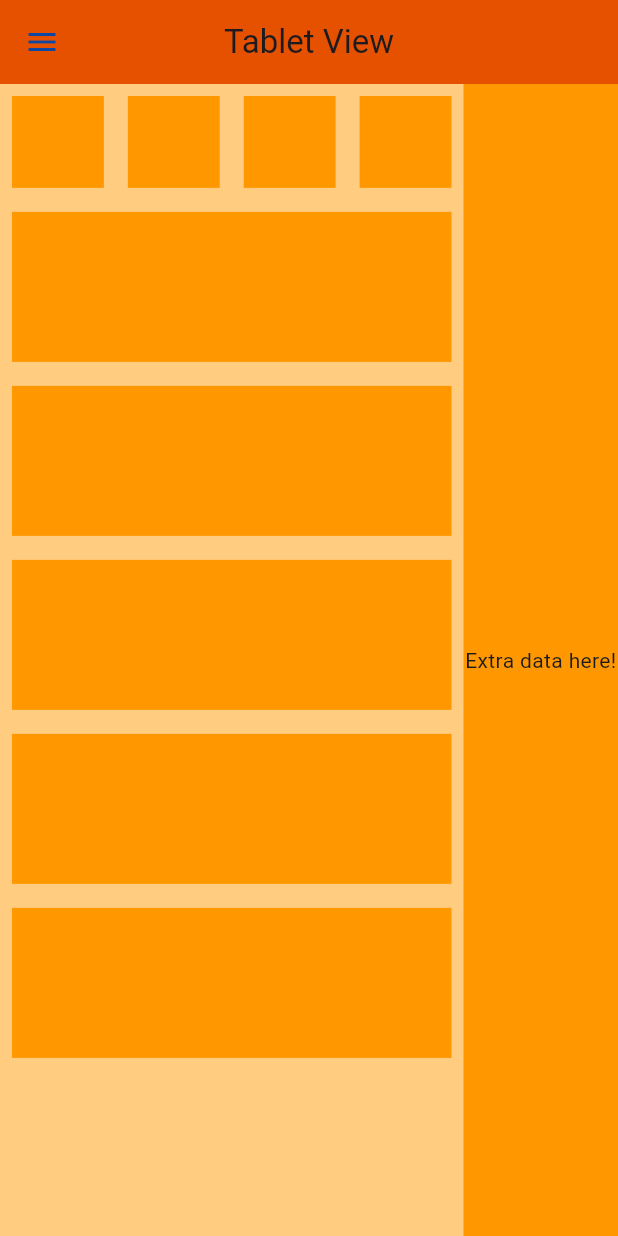
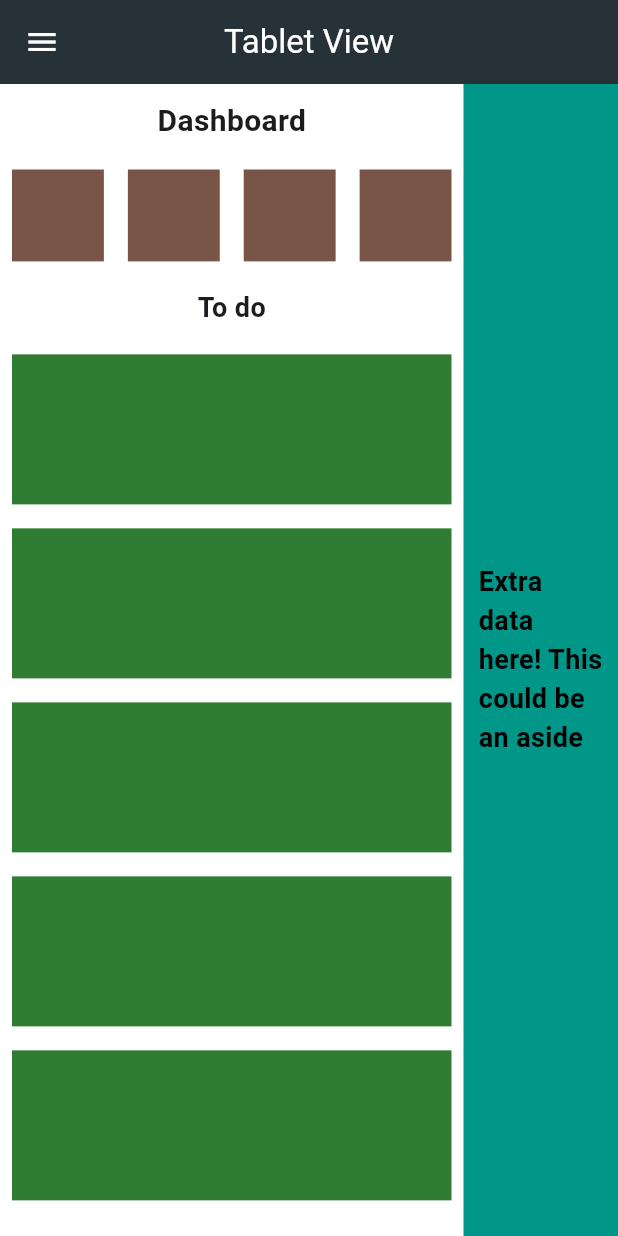
Before and after one commit to Darlington6/layout-builder_widget, a Flutter app: the TabletLayout screen opened directly, on a phone screen of 412 x 824 dp. Run offline on Flutter 3.47's test engine with Material 3 defaults, Android fonts, the phone set to English and light mode, and no system bars.

Commit message:
Feat: completed all required UI and widget implementation

```diff
--- a/lib/responsives/responsive_constraints.dart
+++ b/lib/responsives/responsive_constraints.dart
@@ -1,5 +1,6 @@
 import 'package:flutter/material.dart';
 
+// A custom widget that returns different layouts based on screen width
 class ResponsiveLayout extends StatelessWidget {
 
   final Widget mobileLayout;
@@ -16,10 +17,13 @@ class ResponsiveLayout extends StatelessWidget {
   Widget build(BuildContext context) {
     return LayoutBuilder(
       builder: (context, constraints) {
+        // If screen width is 1024px or more, show desktop layout
         if (constraints.maxWidth >= 1024) {
           return desktopLayout;
+           // If screen width is between 600px and 1023px, show tablet layout
         } else if (constraints.maxWidth >= 600) {
           return tabletLayout;
+          // If screen width is less than 600px, show mobile layout
         } else {
           return mobileLayout;
         }
--- a/lib/responsives/tablet_layout.dart
+++ b/lib/responsives/tablet_layout.dart
@@ -23,20 +23,35 @@ class _TabletScaffoldState extends State<TabletLayout> {
             flex: 3,
             child: Column(
               children: [
+                Padding(
+              padding: const EdgeInsets.all(10.0),
+              child: Text(
+                "Dashboard",
+                style: TextStyle(fontSize: 20, fontWeight: FontWeight.bold),
+              ),
+            ),
                 AspectRatio(
                   aspectRatio: 4,
                   child: SizedBox(
                     width: double.infinity,
                     child: GridView.builder(
-                      itemCount: 4,
+                      itemCount: 5,
                       gridDelegate: SliverGridDelegateWithFixedCrossAxisCount(
-                        crossAxisCount: 4,
+                        crossAxisCount: 4, // Lays out the grid items in 4 columns regardless of screen size using a fixed cross axis count
                         ),
                       itemBuilder: (context, index){
                         return WidgetBoxes();
                       },
                       ),
                   ),
+                  ),
+
+                  Padding(
+                    padding: const EdgeInsets.all(10.0),
+                    child: Text(
+                      "To do",
+                      style: TextStyle(fontSize: 18, fontWeight: FontWeight.bold),
+                    ),
                   ),
                   Expanded(
                     child: ListView.builder(
@@ -54,9 +69,19 @@ class _TabletScaffoldState extends State<TabletLayout> {
               children: [
                 Expanded(
                   child: Container(
-                    color: Colors.orange,
-                    child: Center(
-                      child: Text("Extra data here!"),
+                    color: Colors.teal,
+                    child: Padding(
+                      padding: const EdgeInsets.all(10.0),
+                      child: Center(
+                        child: Text(
+                          "Extra data here! This could be an aside",
+                          style: TextStyle(
+                            fontSize: 18.0,
+                            color: Colors.black,
+                            fontWeight: FontWeight.bold,
+                            ),
+                            ),
+                      ),
                     ),
                   ),
                   ),
--- a/lib/utils/constant_ui.dart
+++ b/lib/utils/constant_ui.dart
@@ -1,39 +1,87 @@
 import 'package:flutter/material.dart';
 
-var commonBackground = Colors.orange.shade200;
+// Common background color used across the app
+var commonBackground = Colors.white;
 
+// Reusable AppBar widget with customizable title
 AppBar commonAppBar (String title){
   return AppBar(
-        backgroundColor: Colors.orange.shade900,
-        title: Text(title),
+        backgroundColor: Colors.blueGrey[900],
+        title: Text(title, style: TextStyle(color: Colors.white),),
         centerTitle: true,
-        iconTheme: IconThemeData( color: Colors.blue.shade900),
+        iconTheme: IconThemeData( color: Colors.white),  // Color of hamburger menu on mobile and tablet views
       );
 }
 
+// Reusable Drawer widget shared across screens
 var commomDrawer = Drawer(
-        backgroundColor: Colors.orange.shade200,
+        backgroundColor: Colors.grey.shade300,
         child: SingleChildScrollView(
           child: Column(
             children: [
               DrawerHeader(
-                child: Icon(Icons.flutter_dash, size: 50.0,),
+                child: Icon(Icons.account_circle, size: 90.0,),
                 ),
+                // Navigation items in the drawer
                 ListTile(
-                  leading: Icon(Icons.home),
-                  title: Text("Dashboard"),
+                  leading: Icon(
+                    Icons.home,
+                    size: 40.0,
+                    color: Colors.black,
+                    ),
+                  title: Text(
+                    "Dashboard",
+                    style: TextStyle(
+                      fontSize: 18.0,
+                      fontWeight: FontWeight.bold,
+                      ),
+                      ),
                 ),
+                SizedBox(height: 15),
                 ListTile(
-                  leading: Icon(Icons.book),
-                  title: Text("Courses"),
+                  leading: Icon(
+                    Icons.book,
+                    size: 40.0,
+                    color: Colors.black,
+                    ),
+                  title: Text(
+                    "Courses",
+                    style: TextStyle(
+                      fontSize: 18.0,
+                      fontWeight: FontWeight.bold,
+                      ),
+                      ),
                 ),
+                SizedBox(height: 15),
                 ListTile(
-                  leading: Icon(Icons.settings),
-                  title: Text("Settings"),
+                  leading: Icon(
+                    Icons.settings,
+                    size: 40.0,
+                    color: Colors.black,
+                    ),
+                  title: Text(
+                    "Settings",
+                    style: TextStyle(
+                      fontSize: 18.0,
+                      fontWeight: FontWeight.bold,
+                      ),
+                      ),
                 ),
+                SizedBox(height: 15),
                 ListTile(
-                  leading: Icon(Icons.person),
-                  title: Text("Profile"),
+                  leading: Icon(
+                    Icons.person,
+                    size: 40.0,
+                    color: Colors.black,
+                    ),
+                  title: Text(
+                    "Profile",
+                    style: TextStyle(
+                      fontSize: 18.0,
+                      fontWeight: FontWeight.bold,
+                      color: Colors.black
+                      ),
+                      ),
                 ),
             ],
           ),
--- a/lib/utils/widget_boxes.dart
+++ b/lib/utils/widget_boxes.dart
@@ -1,5 +1,6 @@
 import 'package:flutter/material.dart';
 
+// A simple stateless widget that displays a padded brown box
 class WidgetBoxes extends StatelessWidget {
   const WidgetBoxes({super.key});
 
@@ -8,7 +9,7 @@ class WidgetBoxes extends StatelessWidget {
     return Padding(
         padding: const EdgeInsets.all(8.0),
         child: Container(
-          color: Colors.orange,
+          color: Colors.brown,
         ),
       );
   }
--- a/lib/utils/widget_lists.dart
+++ b/lib/utils/widget_lists.dart
@@ -1,5 +1,6 @@
 import 'package:flutter/material.dart';
 
+// A stateless widget that creates a green horizontal block for layout demos
 class WidgetLists extends StatelessWidget {
   const WidgetLists({super.key});
 
@@ -8,8 +9,8 @@ class WidgetLists extends StatelessWidget {
     return Padding(
         padding: const EdgeInsets.all(8.0),
         child: Container(
-          height: 100.0,
-          color: Colors.orange,
+          height: 100.0, // Fixed vertical size for the block
+          color: Colors.green.shade800,
         ),
       );
   }
```
Also changed, not shown: lib/main.dart (+4 -11 lines), lib/responsives/desktop_layout.dart (+29 -5 lines), lib/responsives/mobile_layout.dart (+30 -6 lines), lib/screens/home_screen.dart (added, +56 -0 lines), lib/screens/homescreen.dart (deleted, +0 -19 lines).
